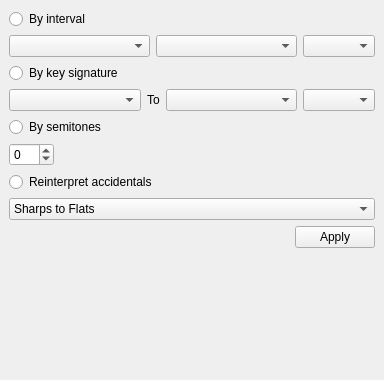
First picture: the form in src/ui/transposeview.ui, repository canorusmusic/canorus, before the edit.
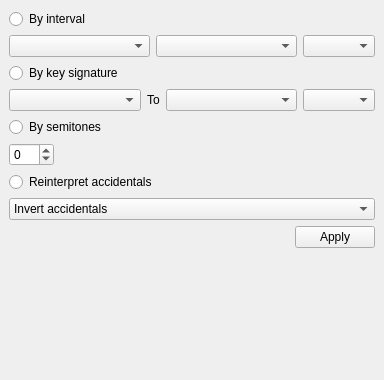
Second picture: the form after the edit. Icons and pictures are not drawn.

Commit message: Invert accidentals as default value for reintepret accs.

Patch:
```diff
--- a/src/ui/transposeview.ui
+++ b/src/ui/transposeview.ui
@@ -134,6 +134,9 @@
       </item>
       <item>
        <widget class="QComboBox" name="uiReinterpretType">
+        <property name="currentIndex">
+         <number>2</number>
+        </property>
         <item>
          <property name="text">
           <string>Sharps to Flats</string>
```
Lines whose indentation alone changed are shown as unchanged.
